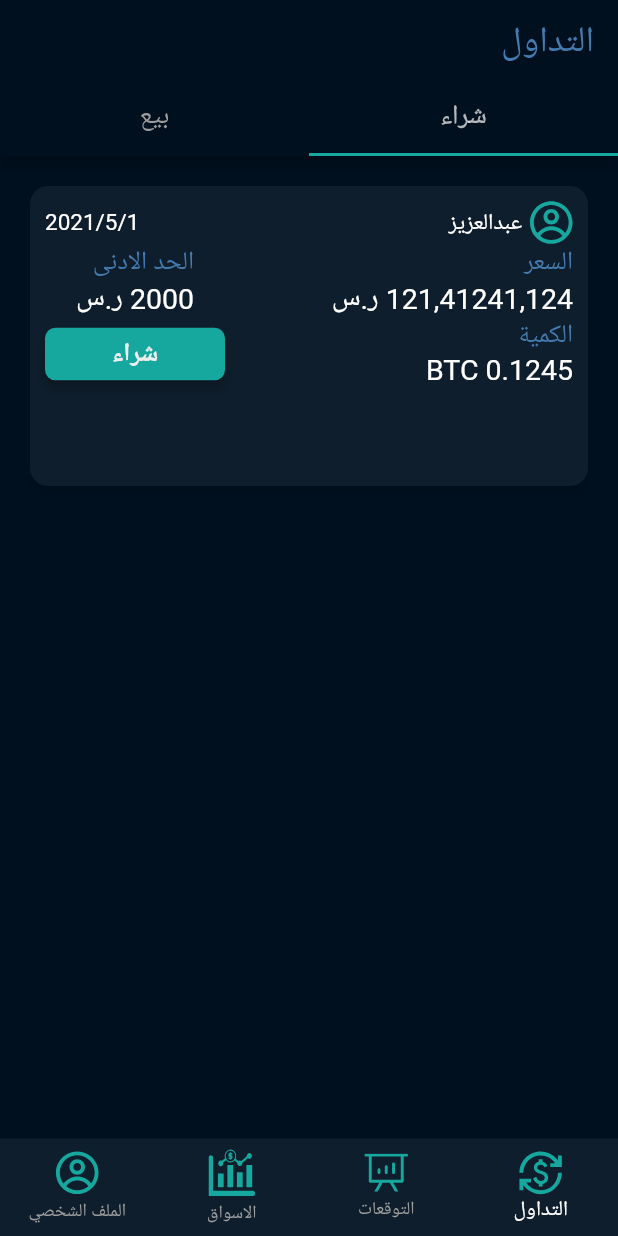
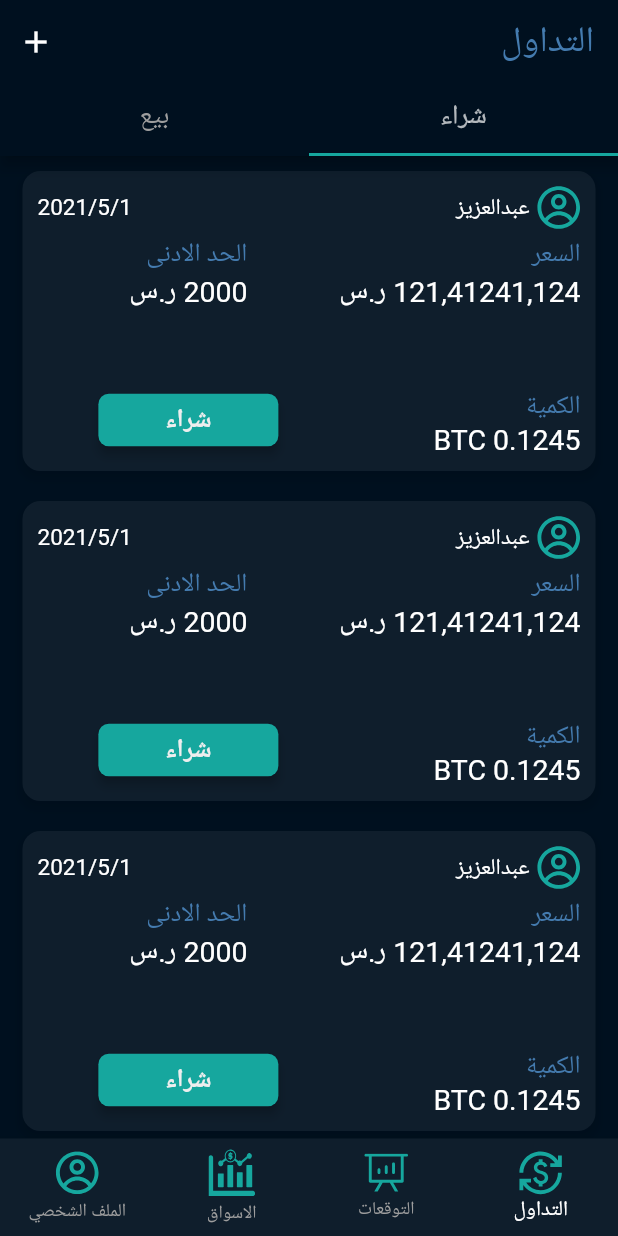
Before and after one commit to Abdulaziz4/aomlah, a Flutter app: the screen it shows after launch, on a phone screen of 412 x 824 dp. Run offline on Flutter 3.47's test engine with Material 2 defaults, Android fonts, the phone set to English and light mode, and no system bars; our stand-ins replace firebase_auth, firebase_core, flutter_svg, google_fonts, stacked, stacked_services; accounts and stored records are empty; Roboto replaces fonts that are missing (Cairo).

Commit message:
Complete Offers Discovery

```diff
--- /dev/null
+++ b/lib/ui/views/offers_discovery/components/offer_card.dart
@@ -0,0 +1,93 @@
+import 'package:aomlah/core/app/utils/constants.dart';
+import 'package:aomlah/ui/shared/custom_button.dart';
+import 'package:flutter/material.dart';
+import 'package:flutter_svg/flutter_svg.dart';
+
+class OfferCard extends StatelessWidget {
+  final bool isBuy;
+  const OfferCard({
+    Key? key,
+    this.isBuy = true,
+  }) : super(key: key);
+
+  @override
+  Widget build(BuildContext context) {
+    return Container(
+      height: 200,
+      padding: const EdgeInsets.all(10),
+      decoration: BoxDecoration(
+        color: Constants.black2dp,
+        boxShadow: Constants.shadow,
+        borderRadius: BorderRadius.circular(12),
+      ),
+      margin: EdgeInsets.symmetric(vertical: 10, horizontal: 15),
+      child: Column(
+        children: [
+          Row(
+            children: [
+              SvgPicture.asset("assets/icons/profile-icon.svg"),
+              SizedBox(width: 5),
+              Text("عبدالعزيز"),
+              Spacer(),
+              Text("2021/5/1")
+            ],
+          ),
+          SizedBox(height: 5),
+          Expanded(
+            child: Row(
+              mainAxisAlignment: MainAxisAlignment.spaceBetween,
+              crossAxisAlignment: CrossAxisAlignment.start,
+              children: [
+                Column(
+                  crossAxisAlignment: CrossAxisAlignment.start,
+                  children: [
+                    buildInfoItem("السعر", "121,41241,124 ر.س"),
+                    Spacer(),
+                    buildInfoItem("الكمية", "0.1245 BTC"),
+                  ],
+                ),
+                Expanded(
+                  child: Column(
+                    mainAxisAlignment: MainAxisAlignment.spaceBetween,
+                    children: [
+                      buildInfoItem("الحد الادنى", "2000 ر.س"),
+                      Spacer(),
+                      isBuy
+                          ? CustomButton(
+                              onPressed: () {},
+                              text: "شراء",
+                            )
+                          : CustomButton(
+                              onPressed: () {},
+                              text: "بيع",
+                              color: Constants.redColor,
+                            ),
+                    ],
+                  ),
+                ),
+              ],
+            ),
+          ),
+        ],
+      ),
+    );
+  }
+
+  Widget buildInfoItem(String title, String subtitle) {
+    return Column(
+      crossAxisAlignment: CrossAxisAlignment.start,
+      children: [
+        Text(
+          title,
+          style: Constants.smallText.copyWith(
+            color: Constants.darkBlue,
+          ),
+        ),
+        Text(
+          subtitle,
+          style: Constants.mediumText,
+        ),
+      ],
+    );
+  }
+}
--- a/lib/ui/views/offers_discovery/offers_discovery_view.dart
+++ b/lib/ui/views/offers_discovery/offers_discovery_view.dart
@@ -1,9 +1,7 @@
 import 'package:aomlah/core/app/app.locator.dart';
 import 'package:aomlah/core/app/app.router.dart';
-import 'package:aomlah/core/app/utils/constants.dart';
-import 'package:aomlah/ui/shared/custom_button.dart';
+import 'package:aomlah/ui/views/offers_discovery/components/offer_card.dart';
 import 'package:flutter/material.dart';
-import 'package:flutter_svg/svg.dart';
 import 'package:stacked_services/stacked_services.dart';
 
 class OffersDiscoveryView extends StatelessWidget {
@@ -14,19 +12,16 @@ class OffersDiscoveryView extends StatelessWidget {
     return DefaultTabController(
       length: 2,
       child: Scaffold(
-        // appBar: AppBar(
-        //   actions: [
-        //     IconButton(
-        //       onPressed: () {
-        //         locator<NavigationService>().navigateTo(Routes.createOfferView);
-        //       },
-        //       icon: Icon(Icons.add),
-        //     ),
-        //   ],
-        //   automaticallyImplyLeading: false,
-        // ),
         appBar: AppBar(
           title: Text("التداول"),
+          actions: [
+            IconButton(
+              onPressed: () {
+                locator<NavigationService>().navigateTo(Routes.createOfferView);
+              },
+              icon: Icon(Icons.add),
+            ),
+          ],
           automaticallyImplyLeading: false,
           bottom: TabBar(
             unselectedLabelColor: Colors.grey,
@@ -37,83 +32,43 @@ class OffersDiscoveryView extends StatelessWidget {
             ],
           ),
         ),
-        body: Padding(
-          padding: const EdgeInsets.all(20),
-          child: TabBarView(
+        body: TabBarView(
           children: [
-              Column(
-                children: [
-                  Container(
-                    height: 200,
-                    padding: const EdgeInsets.all(10),
-                    decoration: BoxDecoration(
-                      color: Constants.black2dp,
-                      boxShadow: Constants.shadow,
-                      borderRadius: BorderRadius.circular(12),
-                    ),
+            SingleChildScrollView(
               child: Column(
-                      children: [
-                        Row(
-                          children: [
-                            SvgPicture.asset("assets/icons/profile-icon.svg"),
-                            SizedBox(width: 5),
-                            Text("عبدالعزيز"),
-                            Spacer(),
-                            Text("2021/5/1")
+                children: const [
+                  OfferCard(),
+                  OfferCard(),
+                  OfferCard(),
+                  OfferCard(),
+                  OfferCard(),
                 ],
               ),
-                        Row(
-                          mainAxisAlignment: MainAxisAlignment.spaceBetween,
-                          crossAxisAlignment: CrossAxisAlignment.start,
-                          children: [
-                            Column(
-                              crossAxisAlignment: CrossAxisAlignment.start,
-                              children: [
-                                buildInfoItem("السعر", "121,41241,124 ر.س"),
-                                buildInfoItem("الكمية", "0.1245 BTC"),
-                              ],
             ),
-                            Column(
-                              mainAxisSize: MainAxisSize.max,
-                              mainAxisAlignment: MainAxisAlignment.spaceBetween,
-                              children: [
-                                buildInfoItem("الحد الادنى", "2000 ر.س"),
-                                CustomButton(
-                                  onPressed: () {},
-                                  text: "شراء",
+            SingleChildScrollView(
+              child: Column(
+                children: const [
+                  OfferCard(
+                    isBuy: false,
                   ),
-                              ],
+                  OfferCard(
+                    isBuy: false,
                   ),
-                          ],
+                  OfferCard(
+                    isBuy: false,
+                  ),
+                  OfferCard(
+                    isBuy: false,
+                  ),
+                  OfferCard(
+                    isBuy: false,
                   ),
                 ],
               ),
             ),
           ],
         ),
-              Icon(Icons.deck),
-            ],
-          ),
-        ),
       ),
     );
   }
-
-  Widget buildInfoItem(String title, String subtitle) {
-    return Column(
-      crossAxisAlignment: CrossAxisAlignment.start,
-      children: [
-        Text(
-          title,
-          style: Constants.smallText.copyWith(
-            color: Constants.darkBlue,
-          ),
-        ),
-        Text(
-          subtitle,
-          style: Constants.mediumText,
-        ),
-      ],
-    );
 }
-}
```
Lines whose indentation alone changed are shown as unchanged.
